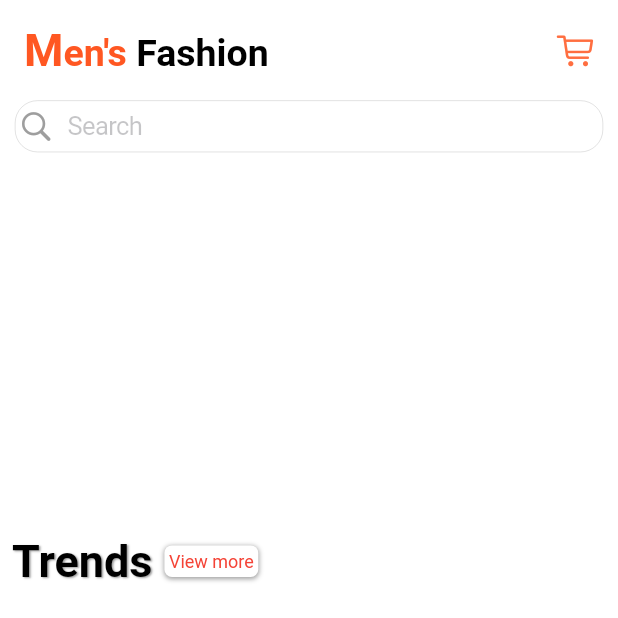
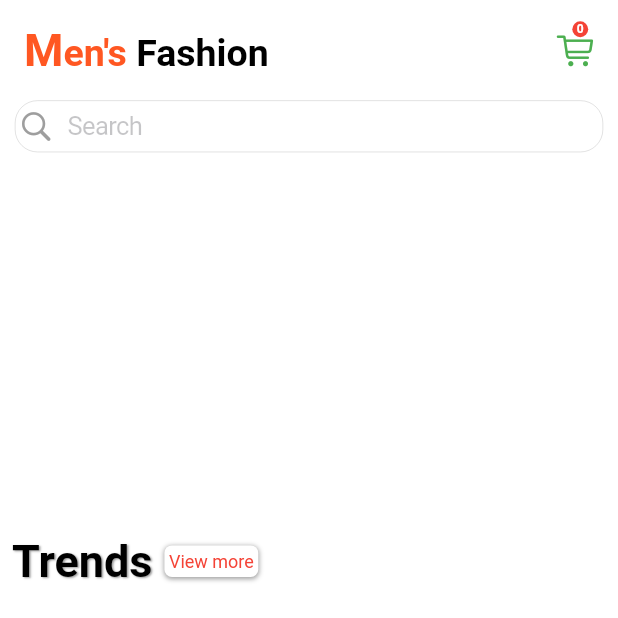
Before and after one commit to balkrishnalamsal/Men-s-Fashion-Nepal, a Flutter app: the screen it shows after launch, after a tap on an icon or button, on a phone screen of 412 x 824 dp, the top half of it. Run offline on Flutter 3.47's test engine with Material 2 defaults, Android fonts, the phone set to English and light mode, and no system bars; drawn by our look-alikes of carousel_slider, flashy_tab_bar2; our stand-ins replace cloud_firestore, device_info, firebase_core, firebase_storage, fluttertoast, image_cropper and 1 more; accounts and stored records are empty.

Commit message:
version 22

```diff
--- a/lib/CartPage.dart
+++ b/lib/CartPage.dart
@@ -36,6 +36,7 @@ class _AddToCartState extends State<AddToCart> {
     ),
     ],
     builder: (context, con) {
+
     return  SafeArea(
       child: Container(
         color: Colors.white,
@@ -170,6 +171,7 @@ class _AddToCartState extends State<AddToCart> {
                                                               onTap: (){
                                                                 String postid=snapshot.data!.docs[index]["postid"];
                                                               FirebaseFirestore.instance.collection("AddToCart").doc(postid).delete();
+                                                                context.read<Calculation>().CartItem();
                                                               },
                                                               child: Container(
                                                                 decoration: BoxDecoration(
--- a/lib/ProviderFile/Provider_Data.dart
+++ b/lib/ProviderFile/Provider_Data.dart
@@ -24,19 +24,8 @@ class Calculation with ChangeNotifier {
    int quantity=1;
    int get Qunatity => quantity;
   var deviceInfo = DeviceInfoPlugin();
-
-
-
-
-
-
-
-
-
-
-
-
-
+  String? iteamcount;
+  String? get Iteamcount=>iteamcount;
 
   getImage(String Section) async {
     final pickedFile = await picker.pickImage(source: ImageSource.gallery);
@@ -228,6 +217,26 @@ class Calculation with ChangeNotifier {
 
   }
 
+  CartItem()async{
 
+    var deviceInfo = DeviceInfoPlugin();
+    var androidDeviceInfo =await deviceInfo.androidInfo;
+    var uiddd = androidDeviceInfo.androidId;
+    final QuerySnapshot resutquery = await FirebaseFirestore.instance
+        .collection("AddToCart")
+        .where(
+      "deviceid",
+      isEqualTo: uiddd,
+    ).get();
+
+    final List<DocumentSnapshot> baby = resutquery.docs;
+    if (baby.length == 0) {
+      iteamcount ="0";
+    } else {
+      iteamcount=baby.length.toString();
+   notifyListeners();
+    }
+
+  }
 
 }
--- a/lib/homepage.dart
+++ b/lib/homepage.dart
@@ -28,6 +28,7 @@ class _HomepageState extends State<Homepage> {
             ),
           ],
           builder: (context, con) {
+            context.read<Calculation>().CartItem();
             return ListView(
               children: [
                 Padding(
@@ -73,6 +74,23 @@ class _HomepageState extends State<Homepage> {
                               ]),
                             )),
                       ),
+                      Stack(
+                        children: [
+                          Positioned(
+                            left: MediaQuery.of(context).size.width*0.045,
+                            bottom: 27,
+                            child: Container(
+                              decoration: BoxDecoration(color: Colors.red,shape: BoxShape.circle),
+                              child: Consumer<Calculation>(builder: (context,to,child){
+                                context.read<Calculation>().CartItem();
+                                return Padding(
+                                  padding: const EdgeInsets.all(3.0),
+                                  child: Text(to.Iteamcount.toString(),style: TextStyle(color: Colors.white,fontSize: 8,fontWeight: FontWeight.bold),),
+                                );
+                              }),
+                            ),
+                          ),
+
                           Padding(
                             padding: const EdgeInsets.all(8.0),
                             child: GestureDetector(
@@ -82,10 +100,15 @@ class _HomepageState extends State<Homepage> {
                               child: Icon(
                                 CupertinoIcons.cart,
                                 size: 25,
-                            color: Colors.deepOrangeAccent,
+                                color: Colors.green,
                                 semanticLabel: "Menu",
                               ),
                             ),
+                          ),
+
+
+
+                        ],
                       ),
                     ],
                   ),
--- a/lib/navigation_Page.dart
+++ b/lib/navigation_Page.dart
@@ -1,4 +1,6 @@
 
+import 'package:cloud_firestore/cloud_firestore.dart';
+import 'package:device_info/device_info.dart';
 import 'package:flashy_tab_bar2/flashy_tab_bar2.dart';
 import 'package:flutter/cupertino.dart';
 import 'package:flutter/material.dart';
@@ -29,12 +31,14 @@ class _Navigation_PageState extends State<Navigation_Page> {
 
   int _selectedIndex = 0;
 
+
   List<Widget> tabItems = [
     Homepage(),
-    Center(child: Text("Mahendra")),
+    Center(child: Text("Krishna")),
     AddToCart(),
-    Center(child: Text("bikash")),
+    Center(child: Text("Krishna")),
   ];
+
 
   @override
   Widget build(BuildContext context) {
@@ -55,12 +59,12 @@ class _Navigation_PageState extends State<Navigation_Page> {
               title: Text('Homepage'),
             ),
             FlashyTabBarItem(
-              icon: Icon(Icons.search),
+              icon: Icon(Icons.search,),
               title: Text('Search'),
             ),
 
             FlashyTabBarItem(
-              icon: Icon(CupertinoIcons.cart),
+              icon: Icon(CupertinoIcons.cart,),
               title: Text('Cart'),
             ),
             FlashyTabBarItem(
```
Also changed, not shown: lib/ViewDetails.dart (+28 -6 lines). Lines whose indentation alone changed are shown as unchanged.
